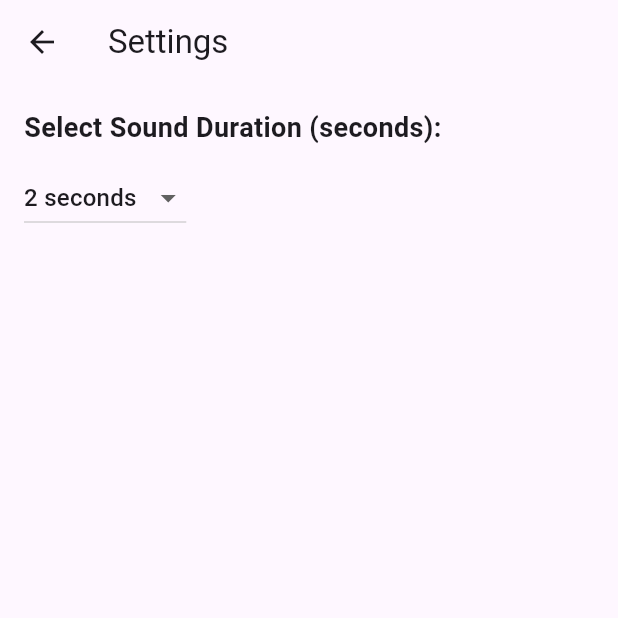
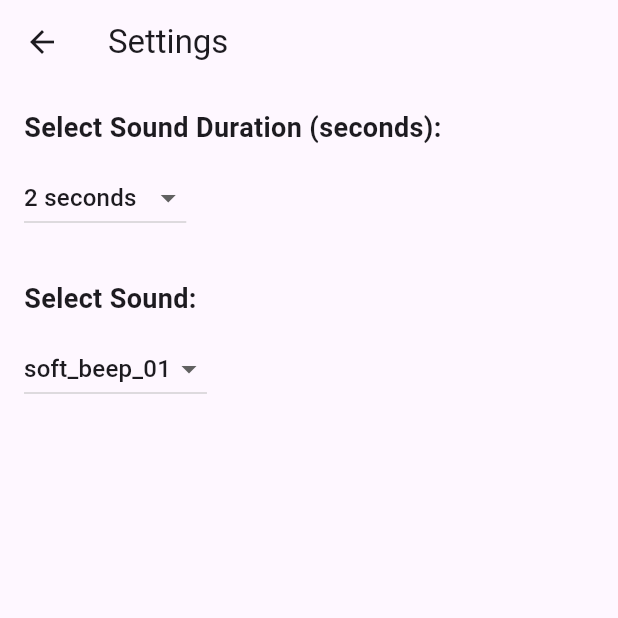
Before and after one commit to sofia883/taleem_repo, a Flutter app: the screen it shows after launch, after a tap on the "settings" icon, on a phone screen of 412 x 824 dp, the top half of it. Run offline on Flutter 3.47's test engine with Material 3 defaults, Android fonts, the light colour scheme and no system bars; our stand-ins replace audioplayers, google_fonts, shared_preferences.

Commit message:
added soft sound files

```diff
--- a/lib/screens/setting_screen.dart
+++ b/lib/screens/setting_screen.dart
@@ -1,4 +1,5 @@
 import 'package:taleem_app/common_imports.dart';
+import 'package:shared_preferences/shared_preferences.dart';
 
 class SettingsScreen extends StatefulWidget {
   @override
@@ -8,12 +9,36 @@ class SettingsScreen extends StatefulWidget {
 class _SettingsScreenState extends State<SettingsScreen> {
   int _selectedSoundDuration = 2;
 
+  // Default to the first file in your list, or any other of your choosing.
+  String _selectedSound = "soft_beep_01.wav";
+
+  // Here are 15 sample .wav files.
+  final List<String> _soundOptions = [
+    "soft_beep_01.wav",
+    "soft_beep_02.wav",
+    "soft_beep_03.wav",
+    "soft_beep_04.wav",
+    "soft_beep_05.wav",
+    "soft_beep_06.wav",
+    "soft_beep_07.wav",
+    "soft_beep_08.wav",
+    "soft_beep_09.wav",
+    "soft_beep_10.wav",
+    "soft_beep_11.wav",
+    "soft_beep_12.wav",
+    "soft_beep_13.wav",
+    "soft_beep_14.wav",
+    "soft_beep_15.wav",
+  ];
+
   @override
   void initState() {
     super.initState();
     _loadSoundDuration();
+    _loadSelectedSound();
   }
 
+  /// Loads the user’s previously saved sound duration (in seconds).
   Future<void> _loadSoundDuration() async {
     SharedPreferences prefs = await SharedPreferences.getInstance();
     setState(() {
@@ -21,9 +46,24 @@ class _SettingsScreenState extends State<SettingsScreen> {
     });
   }
 
+  /// Saves the user’s selected sound duration (in seconds).
   Future<void> _saveSoundDuration(int duration) async {
     SharedPreferences prefs = await SharedPreferences.getInstance();
     await prefs.setInt('sound_duration', duration);
+  }
+
+  /// Loads the user’s previously saved sound filename.
+  Future<void> _loadSelectedSound() async {
+    SharedPreferences prefs = await SharedPreferences.getInstance();
+    setState(() {
+      _selectedSound = prefs.getString('selected_sound') ?? "soft_beep_01.wav";
+    });
+  }
+
+  /// Saves the user’s selected sound filename.
+  Future<void> _saveSelectedSound(String sound) async {
+    SharedPreferences prefs = await SharedPreferences.getInstance();
+    await prefs.setString('selected_sound', sound);
   }
 
   @override
@@ -35,22 +75,52 @@ class _SettingsScreenState extends State<SettingsScreen> {
         child: Column(
           crossAxisAlignment: CrossAxisAlignment.start,
           children: [
-            Text("Select Sound Duration (seconds):", style: TextStyle(fontSize: 18, fontWeight: FontWeight.bold)),
+            /// SECTION: Sound Duration
+            Text(
+              "Select Sound Duration (seconds):",
+              style: TextStyle(fontSize: 18, fontWeight: FontWeight.bold),
+            ),
             SizedBox(height: 10),
             DropdownButton<int>(
               value: _selectedSoundDuration,
               items: [2, 3, 5, 10]
-                  .map((value) => DropdownMenuItem<int>(
-                        value: value,
-                        child: Text("$value seconds"),
-                      ))
+                  .map(
+                    (value) => DropdownMenuItem<int>(
+                      value: value,
+                      child: Text("$value seconds"),
+                    ),
+                  )
                   .toList(),
               onChanged: (value) {
                 if (value != null) {
-                  setState(() {
-                    _selectedSoundDuration = value;
-                  });
+                  setState(() => _selectedSoundDuration = value);
                   _saveSoundDuration(value);
+                }
+              },
+            ),
+
+            SizedBox(height: 30),
+
+            /// SECTION: Sound File
+            Text(
+              "Select Sound:",
+              style: TextStyle(fontSize: 18, fontWeight: FontWeight.bold),
+            ),
+            SizedBox(height: 10),
+            DropdownButton<String>(
+              value: _selectedSound,
+              items: _soundOptions.map((soundFile) {
+                // Create a friendlier label by removing the extension
+                final label = soundFile.substring(0, soundFile.lastIndexOf('.'));
+                return DropdownMenuItem<String>(
+                  value: soundFile,
+                  child: Text(label),
+                );
+              }).toList(),
+              onChanged: (value) {
+                if (value != null) {
+                  setState(() => _selectedSound = value);
+                  _saveSelectedSound(value);
                 }
               },
             ),
```
Also changed, not shown: lib/screens/home_screen.dart (+25 -34 lines), 15 other files.
